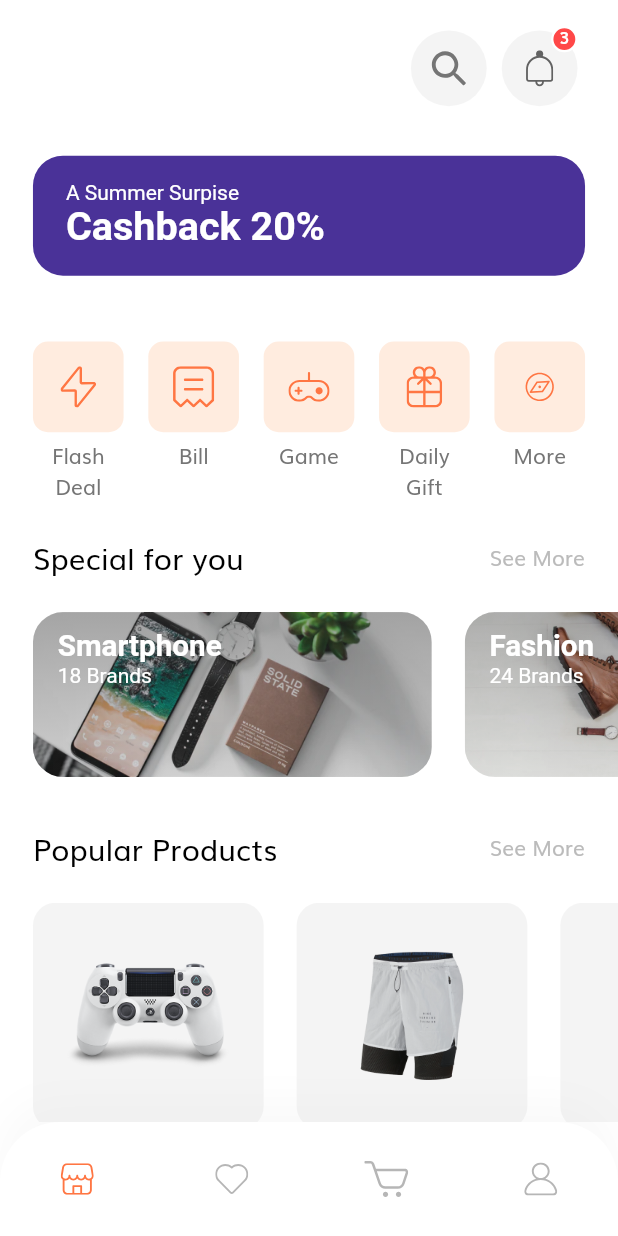
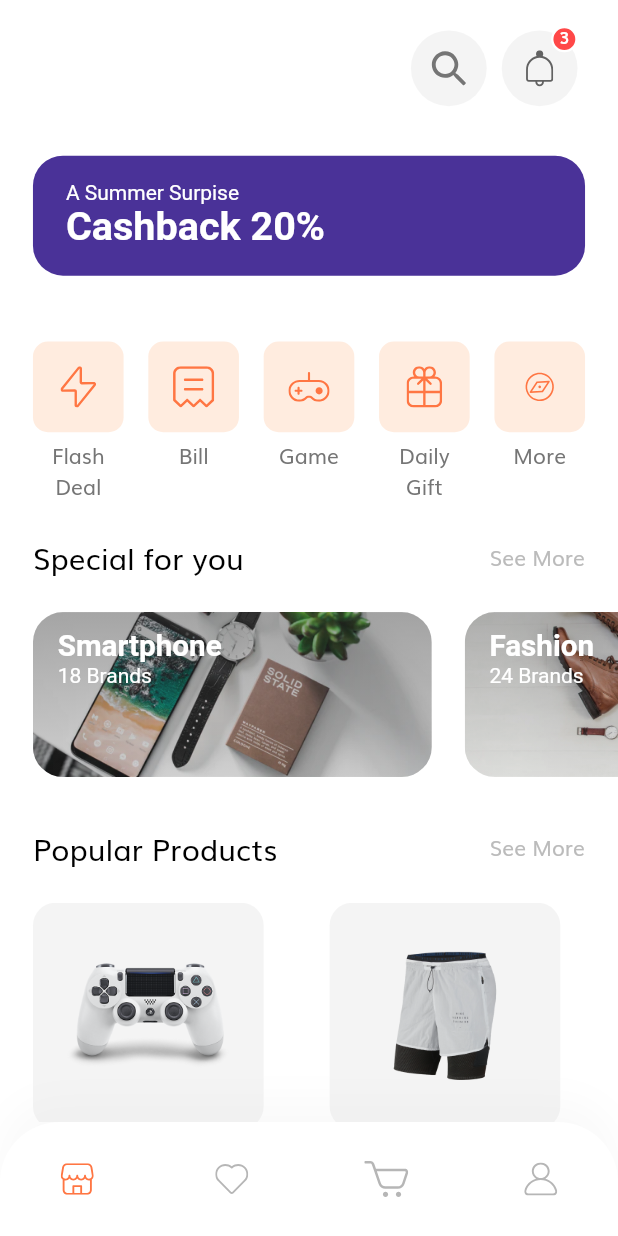
Before and after one commit to fanbarca/shop_app, a Flutter app: the screen it shows after launch, on a phone screen of 412 x 824 dp. Run offline on Flutter 3.47's test engine with Material 2 defaults, Android fonts, the phone set to English and light mode, and no system bars; our stand-ins replace flutter_svg, hooks_riverpod; missing offline and left inert: search_page.

```diff
--- a/lib/components/product_card.dart
+++ b/lib/components/product_card.dart
@@ -20,7 +20,7 @@ class ProductCard extends StatelessWidget {
   @override
   Widget build(BuildContext context) {
     return Padding(
-      padding: EdgeInsets.only(left: getProportionateScreenWidth(20)),
+      padding: EdgeInsets.symmetric(horizontal: getProportionateScreenWidth(20)),
       child: SizedBox(
         width: getProportionateScreenWidth(width),
         child: GestureDetector(
--- a/lib/models/Product.dart
+++ b/lib/models/Product.dart
@@ -1,6 +1,6 @@
 import 'package:flutter/material.dart';
 
-class Product {
+class Product implements Comparable<Product> {
   final int id;
   final String title, description;
   final List<String> images;
@@ -30,6 +30,9 @@ class Product {
         title = map['title'],
         price = map['price'],
         description = map['description'];
+
+  @override
+  int compareTo(Product other) => title.compareTo(other.title);
 }
 
 // Our demo Products
@@ -51,7 +54,7 @@ List<Product> demoProducts = [
     ],
     title: "Wireless Controller for PS4™",
     price: 64.99,
-    description: description,
+    description: "Wireless Controller for PS4™ gives you what you want in your gaming from over precision control your games to sharing …",
     rating: 4.8,
     isFavourite: true,
     isPopular: true,
@@ -69,7 +72,7 @@ List<Product> demoProducts = [
     ],
     title: "Nike Sport White - Man Pant",
     price: 50.5,
-    description: description,
+    description: 'Powered by sweat-wicking technology, the Nike Sport Clash Pants are made with stretch-woven fabric that keeps you dry and moving freely from the gym to off-the-beaten-track workouts. High-powered graphics are inspired by the spirit of motocross. Features: Stretchy, lightweight fabric with Dri-FIT technology helps keep you dry, comfortable and moving naturally.',
     rating: 4.1,
     isPopular: true,
   ),
@@ -86,7 +89,7 @@ List<Product> demoProducts = [
     ],
     title: "Gloves XC Omega - Polygon",
     price: 36.55,
-    description: description,
+    description: 'joaijsdoiajsodjo iajoasjoaij doasjid oaji odaisj doasij d',
     rating: 4.1,
     isFavourite: true,
     isPopular: true,
@@ -104,11 +107,8 @@ List<Product> demoProducts = [
     ],
     title: "Logitech Head",
     price: 20.20,
-    description: description,
+    description: 'oikfd oikdof ikoikodfibjodjfiodfijo ijdif jdif idufjojodfij ',
     rating: 4.1,
     isFavourite: true,
   ),
 ];
-
-const String description =
-    "Wireless Controller for PS4™ gives you what you want in your gaming from over precision control your games to sharing …";
--- a/lib/screens/search/search_screan.dart
+++ b/lib/screens/search/search_screan.dart
@@ -14,53 +14,9 @@ class SearchScreen extends ConsumerWidget {
   Widget build(BuildContext context, WidgetRef ref) {
     return Scaffold(
       floatingActionButton: FloatingActionButton(onPressed: () {
-        showSearch(
-            context: context,
-            delegate: SearchPage(
-              onQueryUpdate: print,
-              items: people,
-              searchLabel: 'Search people',
-              suggestion: GestureDetector(
-                onTap: () => FocusScope.of(context).unfocus(),
-                child: const Center(
-                  child: Text('Filter people by name, surname or age'),
-                ),
-              ),
-              failure: const Center(
-                child: Text('No person found :('),
-              ),
-              filter: (Person person) => [
-                person.name,
-                person.surname,
-                person.age.toString(),
-              ],
-              sort: (Person a, Person b) => a.compareTo(b),
-              builder: (Person person) => ListTile(
-                title: Text(person.name),
-                subtitle: Text(person.surname),
-                trailing: Text('${person.age} yo'),
-              ),
-            ),
-          );
       },
       child: Icon(Icons.search)),
       body: Container(child: Center(child: Text('Search'))),
     );
   }
 }
-class Person implements Comparable<Person> {
-  final String name, surname;
-  final num age;
-
-  const Person(this.name, this.surname, this.age);
-
-  @override
-  int compareTo(Person other) => name.compareTo(other.name);
-}
-var people = [
-  Person('Mike', 'Barron', 64),
-  Person('Todd', 'Black', 30),
-  Person('Ahmad', 'Edwards', 55),
-  Person('Anthony', 'Johnson', 67),
-  Person('Annette', 'Brooks', 39),
-];
```
Also changed, not shown: lib/screens/home/components/home_header.dart (+11 -14 lines).
